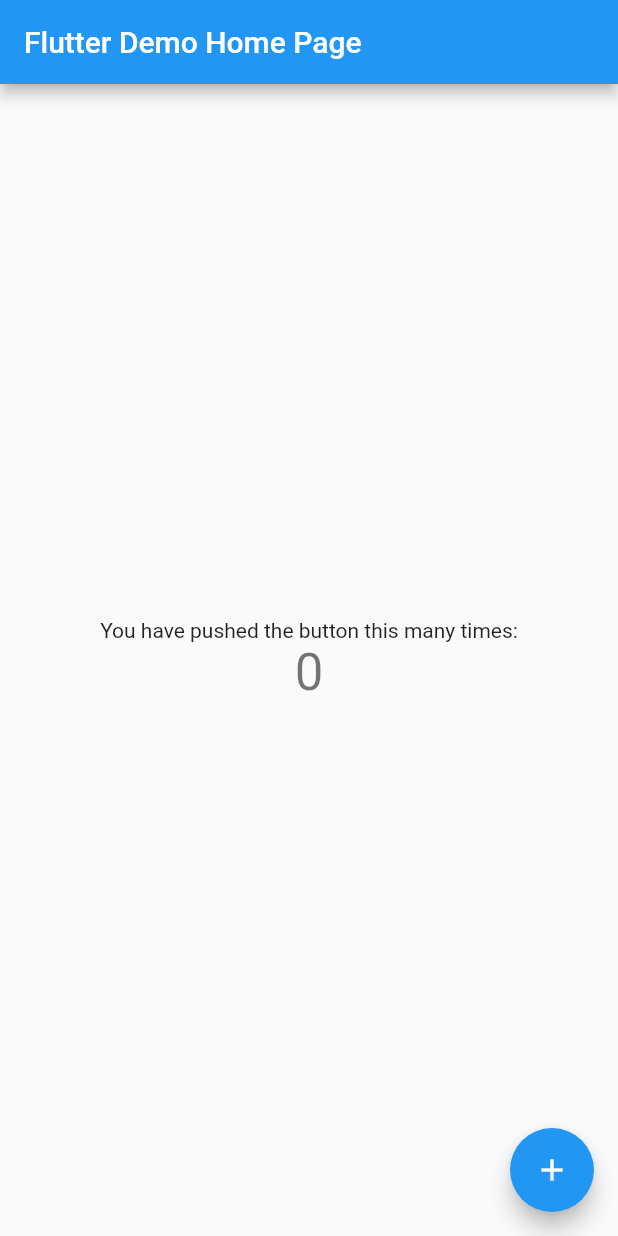
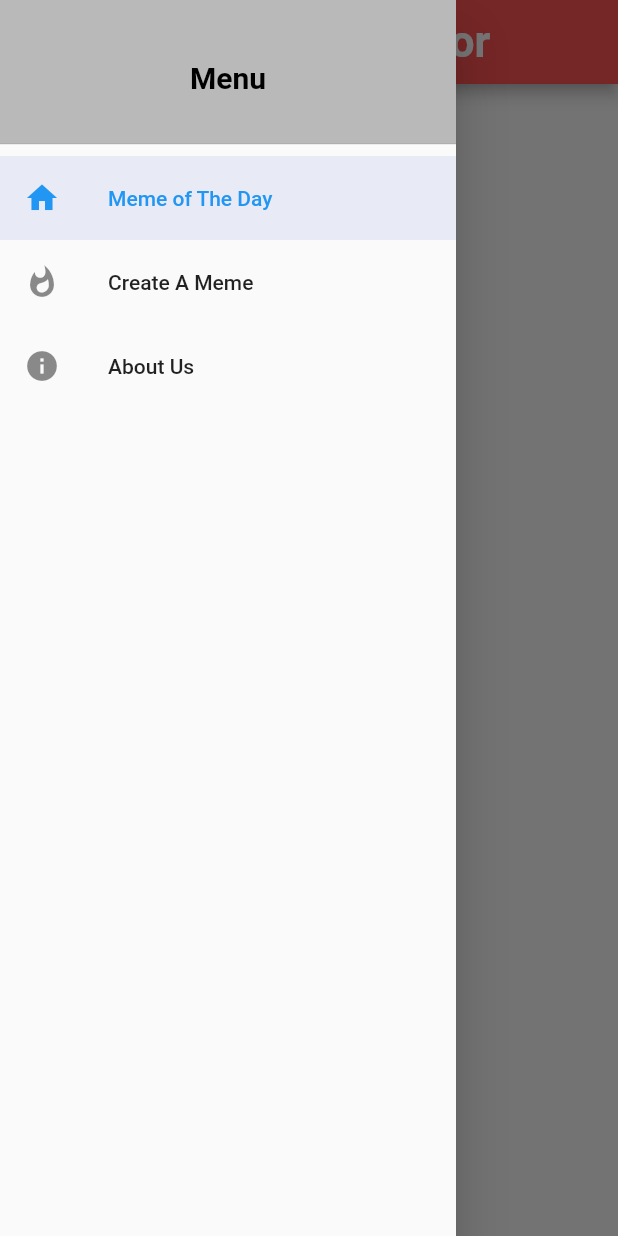
Before and after one commit to AnthonyEdwardStark3000/Flutter, a Flutter app: the screen it shows after launch, with the side drawer open (before the commit the screen has no drawer), on a phone screen of 412 x 824 dp. Run offline on Flutter 3.47's test engine with Material 2 defaults, Android fonts, the light colour scheme and no system bars; drawn by our look-alikes of card_swiper; our stand-ins replace audioplayers; missing offline and left inert: dice_icons.

Commit message:
Meme Creator with simon grimm

```diff
--- /dev/null
+++ b/meme_creator/lib/about.dart
@@ -0,0 +1,24 @@
+import 'package:flutter/material.dart';
+import 'nav_drawer.dart';
+
+class About extends StatelessWidget {
+  const About({Key? key}) : super(key: key);
+
+  @override
+  Widget build(BuildContext context) {
+    return Scaffold(
+      appBar: AppBar(
+        title: Center(
+            child: Text(
+          'About Us',
+          style: TextStyle(fontWeight: FontWeight.bold, fontSize: 29),
+        )),
+        backgroundColor: Colors.redAccent,
+      ),
+      drawer: NavDrawer(
+        selected: DrawerSelection.about,
+      ),
+      body: Center(child: Text('About Us')),
+    );
+  }
+}
--- /dev/null
+++ b/meme_creator/lib/creator_page.dart
@@ -0,0 +1,29 @@
+import 'package:flutter/material.dart';
+import 'package:meme_creator/nav_drawer.dart';
+
+class CreatorPage extends StatefulWidget {
+  const CreatorPage({Key? key}) : super(key: key);
+
+  @override
+  State<CreatorPage> createState() => _CreatorPageState();
+}
+
+class _CreatorPageState extends State<CreatorPage> {
+  @override
+  Widget build(BuildContext context) {
+    return Scaffold(
+      appBar: AppBar(
+        title: Center(
+            child: Text(
+          'Start Creating your Meme',
+          style: TextStyle(fontWeight: FontWeight.bold, fontSize: 29),
+        )),
+        backgroundColor: Colors.redAccent,
+      ),
+      drawer: NavDrawer(
+        selected: DrawerSelection.creator,
+      ),
+      body: Center(child: Text('Create Meme')),
+    );
+  }
+}
--- /dev/null
+++ b/meme_creator/lib/home_page.dart
@@ -0,0 +1,31 @@
+import 'package:card_swiper/card_swiper.dart';
+import 'package:flutter/material.dart';
+import 'package:meme_creator/nav_drawer.dart';
+
+class HomePage extends StatelessWidget {
+  const HomePage({Key? key}) : super(key: key);
+
+  @override
+  Widget build(BuildContext context) {
+    return Scaffold(
+      appBar: AppBar(
+        title: Center(
+            child: Text(
+          'Meme Creator',
+          style: TextStyle(fontWeight: FontWeight.bold, fontSize: 29),
+        )),
+        backgroundColor: Colors.redAccent,
+      ),
+      drawer: NavDrawer(
+        selected: DrawerSelection.home,
+      ),
+      body: Swiper(
+        itemCount: 4,
+        pagination: SwiperPagination(),
+        itemBuilder: (context, index) {
+          return Center(child: Text('Swiper function $index'));
+        },
+      ),
+    );
+  }
+}
--- a/meme_creator/lib/main.dart
+++ b/meme_creator/lib/main.dart
@@ -1,4 +1,5 @@
 import 'package:flutter/material.dart';
+import 'package:meme_creator/home_page.dart';
 
 void main() {
   runApp(MyApp());
@@ -9,105 +10,9 @@
   @override
   Widget build(BuildContext context) {
     return MaterialApp(
-      title: 'Flutter Demo',
-      theme: ThemeData(
-        // This is the theme of your application.
-        //
-        // Try running your application with "flutter run". You'll see the
-        // application has a blue toolbar. Then, without quitting the app, try
-        // changing the primarySwatch below to Colors.green and then invoke
-        // "hot reload" (press "r" in the console where you ran "flutter run",
-        // or simply save your changes to "hot reload" in a Flutter IDE).
-        // Notice that the counter didn't reset back to zero; the application
-        // is not restarted.
-        primarySwatch: Colors.blue,
-      ),
-      home: MyHomePage(title: 'Flutter Demo Home Page'),
+      debugShowCheckedModeBanner: false,
+      title: 'Meme Creator',
+      home: HomePage(),
     );
   }
 }
-
-class MyHomePage extends StatefulWidget {
-  MyHomePage({Key? key, required this.title}) : super(key: key);
-
-  // This widget is the home page of your application. It is stateful, meaning
-  // that it has a State object (defined below) that contains fields that affect
-  // how it looks.
-
-  // This class is the configuration for the state. It holds the values (in this
-  // case the title) provided by the parent (in this case the App widget) and
-  // used by the build method of the State. Fields in a Widget subclass are
-  // always marked "final".
-
-  final String title;
-
-  @override
-  _MyHomePageState createState() => _MyHomePageState();
-}
-
-class _MyHomePageState extends State<MyHomePage> {
-  int _counter = 0;
-
-  void _incrementCounter() {
-    setState(() {
-      // This call to setState tells the Flutter framework that something has
-      // changed in this State, which causes it to rerun the build method below
-      // so that the display can reflect the updated values. If we changed
-      // _counter without calling setState(), then the build method would not be
-      // called again, and so nothing would appear to happen.
-      _counter++;
-    });
-  }
-
-  @override
-  Widget build(BuildContext context) {
-    // This method is rerun every time setState is called, for instance as done
-    // by the _incrementCounter method above.
-    //
-    // The Flutter framework has been optimized to make rerunning build methods
-    // fast, so that you can just rebuild anything that needs updating rather
-    // than having to individually change instances of widgets.
-    return Scaffold(
-      appBar: AppBar(
-        // Here we take the value from the MyHomePage object that was created by
-        // the App.build method, and use it to set our appbar title.
-        title: Text(widget.title),
-      ),
-      body: Center(
-        // Center is a layout widget. It takes a single child and positions it
-        // in the middle of the parent.
-        child: Column(
-          // Column is also a layout widget. It takes a list of children and
-          // arranges them vertically. By default, it sizes itself to fit its
-          // children horizontally, and tries to be as tall as its parent.
-          //
-          // Invoke "debug painting" (press "p" in the console, choose the
-          // "Toggle Debug Paint" action from the Flutter Inspector in Android
-          // Studio, or the "Toggle Debug Paint" command in Visual Studio Code)
-          // to see the wireframe for each widget.
-          //
-          // Column has various properties to control how it sizes itself and
-          // how it positions its children. Here we use mainAxisAlignment to
-          // center the children vertically; the main axis here is the vertical
-          // axis because Columns are vertical (the cross axis would be
-          // horizontal).
-          mainAxisAlignment: MainAxisAlignment.center,
-          children: <Widget>[
-            Text(
-              'You have pushed the button this many times:',
-            ),
-            Text(
-              '$_counter',
-              style: Theme.of(context).textTheme.headline4,
-            ),
-          ],
-        ),
-      ),
-      floatingActionButton: FloatingActionButton(
-        onPressed: _incrementCounter,
-        tooltip: 'Increment',
-        child: Icon(Icons.add),
-      ), // This trailing comma makes auto-formatting nicer for build methods.
-    );
-  }
-}
--- /dev/null
+++ b/meme_creator/lib/nav_drawer.dart
@@ -0,0 +1,67 @@
+import 'package:flutter/material.dart';
+import 'package:meme_creator/about.dart';
+import 'package:meme_creator/creator_page.dart';
+import 'home_page.dart';
+
+enum DrawerSelection { home, creator, about }
+
+class NavDrawer extends StatefulWidget {
+  final DrawerSelection selected;
+  const NavDrawer({Key? key, required this.selected});
+
+  @override
+  State<NavDrawer> createState() => _NavDrawerState();
+}
+
+class _NavDrawerState extends State<NavDrawer> {
+  @override
+  Widget build(BuildContext context) {
+    return Drawer(
+      child: ListView(
+        padding: EdgeInsets.zero,
+        children: [
+          SizedBox(
+            height: 104,
+            child: DrawerHeader(
+                decoration: BoxDecoration(color: Colors.black26),
+                child: Center(
+                    child: Text(
+                  'Menu',
+                  style: TextStyle(
+                      fontWeight: FontWeight.bold,
+                      fontSize: 20,
+                      color: Colors.black),
+                ))),
+          ),
+          ListTile(
+              selected: widget.selected == DrawerSelection.home,
+              selectedTileColor: Colors.indigo.shade50,
+              leading: Icon(Icons.home),
+              title: Text('Meme of The Day'),
+              onTap: () {
+                Navigator.pushReplacement(context,
+                    MaterialPageRoute(builder: (context) => HomePage()));
+              }),
+          ListTile(
+              selected: widget.selected == DrawerSelection.creator,
+              selectedTileColor: Colors.indigo.shade50,
+              leading: Icon(Icons.whatshot),
+              title: Text('Create A Meme'),
+              onTap: () {
+                Navigator.pushReplacement(context,
+                    MaterialPageRoute(builder: (context) => CreatorPage()));
+              }),
+          ListTile(
+              selected: widget.selected == DrawerSelection.about,
+              selectedTileColor: Colors.indigo.shade50,
+              leading: Icon(Icons.info),
+              title: Text('About Us'),
+              onTap: () {
+                Navigator.pushReplacement(
+                    context, MaterialPageRoute(builder: (context) => About()));
+              }),
+        ],
+      ),
+    );
+  }
+}
```
Also changed, not shown: meme_creator/pubspec.yaml (+6 -4 lines), meme_creator/fonts/Pacifico-Regular.ttf (added), meme_creator/pubspec.lock.
